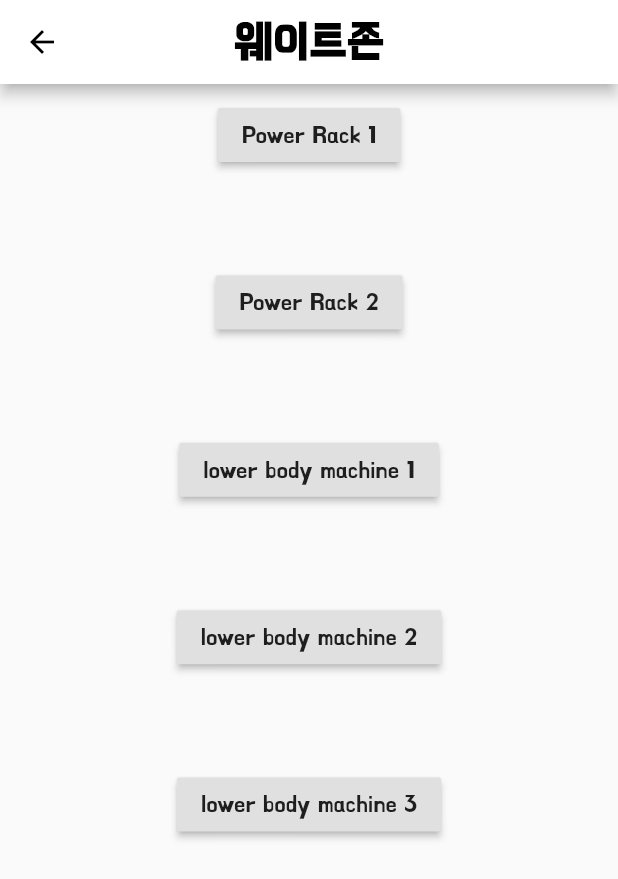
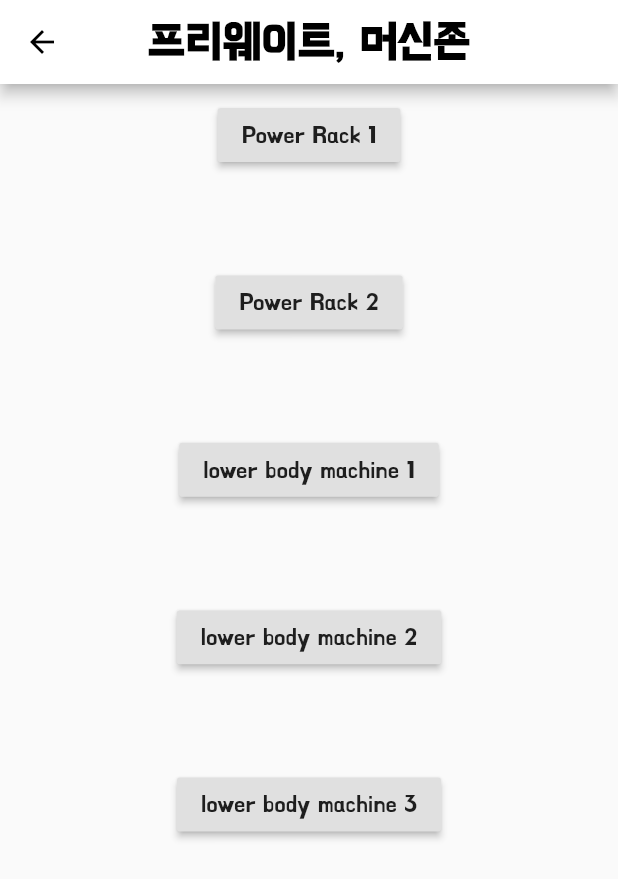
Before and after one commit to whl0526/MoveOut_Application, a Flutter app: the Reservation screen opened directly, after a tap on "프리웨이트, 머신 존", on a phone screen of 412 x 824 dp. Shown: the top 879 px of the screen. Run offline on Flutter 3.47's test engine with Material 2 defaults, Android fonts, the phone set to English and light mode, and no system bars; our stand-ins replace convex_bottom_bar, table_calendar, timer_builder; missing offline and left inert: day_night_time_picker, flutter_timetable_view; network calls fail.

Commit message:
make pageRoutet parmeter in weight_zone.dart & change weight_zone.dart to work_out.dart & change the tab area in power_rack_1.dart(select startTime and useTime)

```diff
--- a/lib/view/my_info.dart
+++ b/lib/view/my_info.dart
@@ -43,7 +43,7 @@ class _Info extends State<Info> {
           children: <Widget>[
             Container(
               margin: EdgeInsets.all(14),
-              child: Text('내 예약 운동기구지롱',style: MyTextStyle(size: 20),),
+              child: Text('내 예약 운동기구지',style: MyTextStyle(size: 20),),
             ),
 
 
--- a/lib/view/reservation.dart
+++ b/lib/view/reservation.dart
@@ -1,6 +1,6 @@
 import 'package:flutter/material.dart';
 import 'package:table_calendar/table_calendar.dart';
-import 'package:move_application/weight_zone.dart';
+import 'package:move_application/work_out.dart';
 
 class Reservation extends StatefulWidget{
   @override
@@ -37,27 +37,27 @@ class _Reservation extends State<Reservation> {
                   InkWell(
                     onTap: () async{
                       final res = await Navigator.push(context,
-                          MaterialPageRoute(builder: (context) => weight_zone()));
+                          MaterialPageRoute(builder: (context) => work_out(space_name:'유산소' ,)));
                     },
                     child:  buildCategory("images/treadmill.jpg", "유산소 존"),
                   ),InkWell(
                       onTap: () async{
                         final res = await Navigator.push(context,
-                            MaterialPageRoute(builder: (context) => weight_zone()));
+                            MaterialPageRoute(builder: (context) => work_out(space_name:'중앙 웨이트')));
                       },
                     child:  buildCategory("images/bench.jpg", "중앙 웨이트 존"),
 
                   ),InkWell(
                     onTap: () async{
                       final res = await Navigator.push(context,
-                          MaterialPageRoute(builder: (context) => weight_zone()));
+                          MaterialPageRoute(builder: (context) => work_out(space_name:'프리웨이트, 머신')));
                     },
                     child:  buildCategory("images/deadlift.jpg", "프리웨이트, 머신 존"),
 
                   ),InkWell(
                     onTap: () async{
                       final res = await Navigator.push(context,
-                          MaterialPageRoute(builder: (context) => weight_zone()));
+                          MaterialPageRoute(builder: (context) => work_out(space_name:'하체')));
                     },
                     child:  buildCategory("images/squat.jpg", "하체 존"),
                   ),
--- a/lib/weight_zone.dart
+++ b/lib/work_out.dart
@@ -4,20 +4,23 @@ import 'package:move_application/power_rack_1.dart';
 
 import 'appbar.dart';
 
-class weight_zone extends StatefulWidget{
+class work_out extends StatefulWidget{
+  final String space_name;
+  work_out({required this.space_name});
   @override
-  _weight_zone createState() => _weight_zone();
+  _work_out createState() => _work_out();
 
 }
 
-class _weight_zone extends State<weight_zone> {
+class _work_out extends State<work_out> {
   int Today = DateTime.now().day;
   int Tomorrow =DateTime.now().add(const Duration(days: 1)).day;
   int The_day_after_tomorrow = DateTime.now().add(const Duration(days: 2)).day;
+
   @override
   Widget build(BuildContext context) {
     return Scaffold(
-      appBar: CustomAppbar('웨이트'),
+      appBar: CustomAppbar(widget.space_name),
       body: Center(
         child: Column(
           crossAxisAlignment: CrossAxisAlignment.center,
```
Also changed, not shown: lib/power_rack_1.dart (+64 -25 lines).
